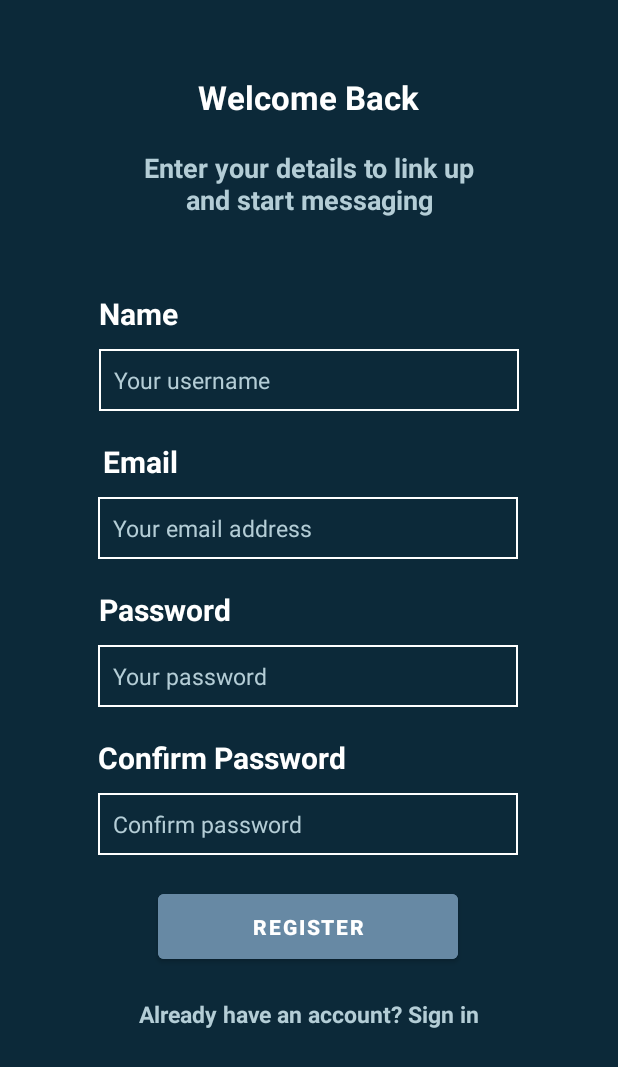
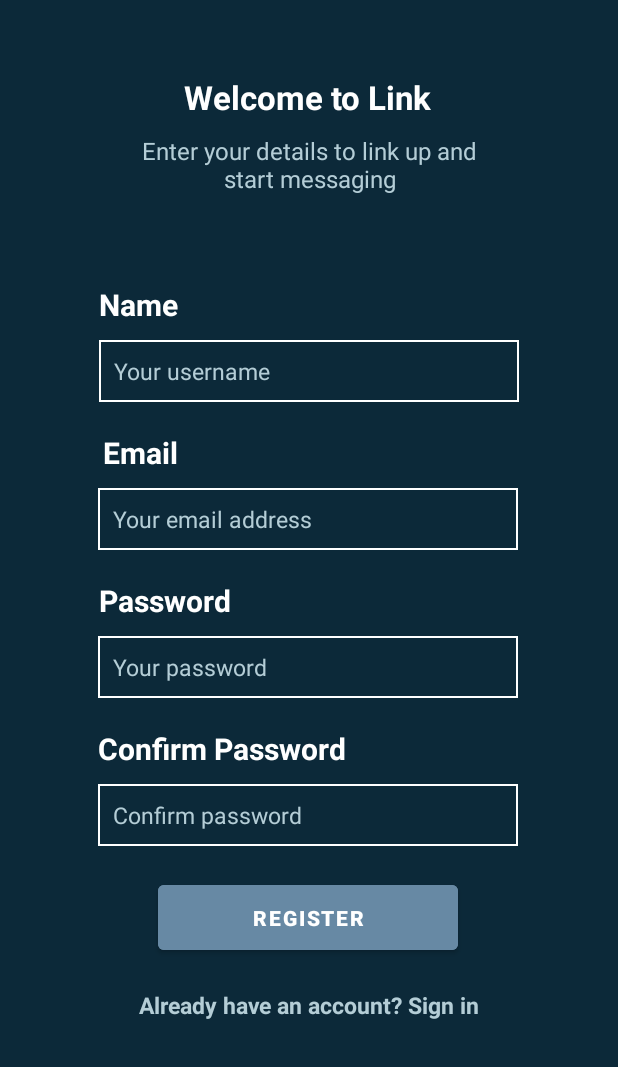
Before and after one commit to LaraCassandra/Link, an Android app: the RegisterActivity screen opened directly, with no data from a screen before it, on a phone screen of 412 x 824 dp. Shown: the top 1067 px of the screen. Run offline under Robolectric (Android 15) with nearby library versions, the light colour scheme and no system bars; our stand-ins replace Firebase (no records; nobody signed in at launch, a user with empty details on screens opened directly).

Commit message:
Small design changes to status bar and edit texts

```diff
--- a/LinkApp/app/src/main/AndroidManifest.xml
+++ b/LinkApp/app/src/main/AndroidManifest.xml
@@ -17,7 +17,8 @@
         <activity
             android:name=".ChatsActivity"
             android:screenOrientation="portrait"
-            android:theme="@style/NoActionBarTheme" />
+            android:theme="@style/Theme.LinkApp"
+            android:label="Link"/>
         <activity
             android:name=".RegisterActivity"
             android:screenOrientation="portrait"
--- a/LinkApp/app/src/main/java/com/example/linkapp/RegisterActivity.kt
+++ b/LinkApp/app/src/main/java/com/example/linkapp/RegisterActivity.kt
@@ -73,7 +73,7 @@ class RegisterActivity : BaseActivity() {
         showErrorSnackBar("Success on register", false)
 
         // NAVIGATION
-        val intent = Intent(this, ChatsActivity::class.java)
+        val intent = Intent(this, OnboardingActivity::class.java)
         intent.putExtra(Constants.LOGGED_IN_ID, uid)
         startActivity(intent)
         finish()
--- a/LinkApp/app/src/main/res/layout/activity_register.xml
+++ b/LinkApp/app/src/main/res/layout/activity_register.xml
@@ -13,7 +13,7 @@
         android:layout_width="wrap_content"
         android:layout_height="wrap_content"
         android:layout_marginTop="50dp"
-        android:text="Welcome Back"
+        android:text="Welcome to Link"
         android:textColor="@color/white"
         android:textSize="22dp"
         android:textStyle="bold"
@@ -26,12 +26,11 @@
         android:id="@+id/tv_message"
         android:layout_width="250dp"
         android:layout_height="wrap_content"
-        android:layout_marginTop="20dp"
+        android:layout_marginTop="10dp"
         android:text="Enter your details to link up and start messaging"
         android:textAlignment="center"
         android:textColor="@color/Light_blue"
-        android:textSize="18dp"
-        android:textStyle="bold"
+        android:textSize="16dp"
         app:layout_constraintEnd_toEndOf="parent"
         app:layout_constraintStart_toStartOf="parent"
         app:layout_constraintTop_toBottomOf="@+id/textView" />
@@ -51,7 +50,7 @@
         app:layout_constraintHorizontal_bias="0.0"
         app:layout_constraintStart_toStartOf="@+id/et_name"
         app:layout_constraintTop_toTopOf="parent"
-        app:layout_constraintVertical_bias="0.245" />
+        app:layout_constraintVertical_bias="0.238" />
 
     <EditText
         android:id="@+id/et_name"
@@ -63,6 +62,7 @@
         android:hint="Your username"
         android:inputType="text"
         android:padding="10dp"
+        android:textColor="@color/white"
         android:textColorHint="@color/Light_blue"
         android:textSize="15dp"
         app:layout_constraintEnd_toEndOf="parent"
@@ -100,6 +100,7 @@
         android:hint="Your email address"
         android:inputType="text"
         android:padding="10dp"
+        android:textColor="@color/white"
         android:textColorHint="@color/Light_blue"
         android:textSize="15dp"
         app:layout_constraintEnd_toEndOf="parent"
@@ -133,6 +134,7 @@
         android:hint="Your password"
         android:inputType="textPassword"
         android:padding="10dp"
+        android:textColor="@color/white"
         android:textColorHint="@color/Light_blue"
         android:textSize="15dp"
         app:layout_constraintEnd_toEndOf="parent"
@@ -167,6 +169,7 @@
         android:hint="Confirm password"
         android:inputType="textPassword"
         android:padding="10dp"
+        android:textColor="@color/white"
         android:textColorHint="@color/Light_blue"
         android:textSize="15dp"
         app:layout_constraintEnd_toEndOf="parent"
--- a/LinkApp/app/src/main/res/values/themes.xml
+++ b/LinkApp/app/src/main/res/values/themes.xml
@@ -1,6 +1,5 @@
 <resources xmlns:tools="http://schemas.android.com/tools">
     <style name="Theme.LinkApp" parent="Theme.MaterialComponents.DayNight.DarkActionBar">
-
         <!-- Primary brand color. -->
         <item name="colorPrimary">@color/Navy</item>
         <item name="colorPrimaryVariant">@color/Blue</item>
@@ -11,7 +10,7 @@
         <item name="colorSecondaryVariant">@color/white</item>
         <item name="colorOnSecondary">@color/Blue</item>
         <!-- Status bar color. -->
-        <item name="android:statusBarColor" tools:targetApi="l">?attr/colorPrimaryVariant</item>
+        <item name="android:statusBarColor" tools:targetApi="l">?attr/colorPrimary</item>
     </style>
 
     <!-- NO ACTION BAR -->
@@ -26,6 +25,6 @@
         <item name="colorSecondaryVariant">@color/white</item>
         <item name="colorOnSecondary">@color/Blue</item>
         <!-- Status bar color. -->
-        <item name="android:statusBarColor" tools:targetApi="l">?attr/colorPrimaryVariant</item>
+        <item name="android:statusBarColor" tools:targetApi="l">?attr/colorPrimary</item>
     </style>
 </resources>
```
Also changed, not shown: LinkApp/app/src/main/res/layout/activity_login.xml (+4 -3 lines).
